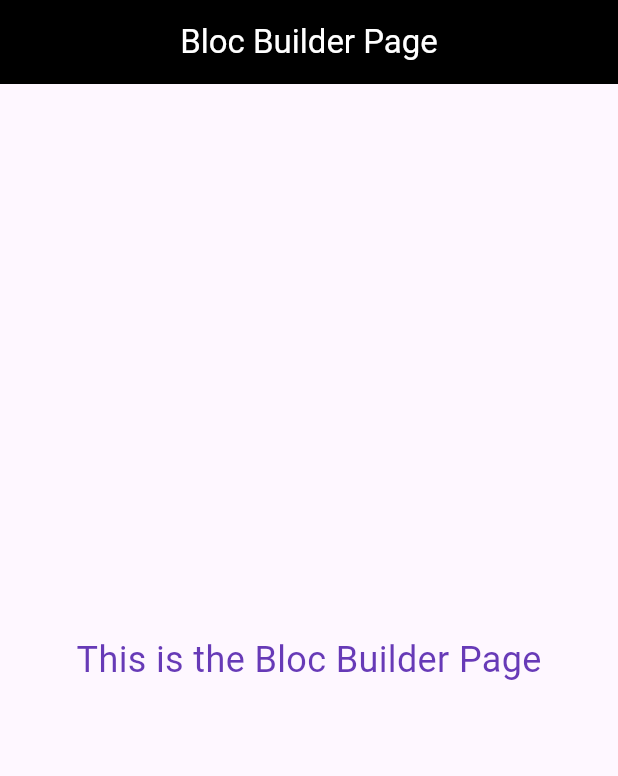
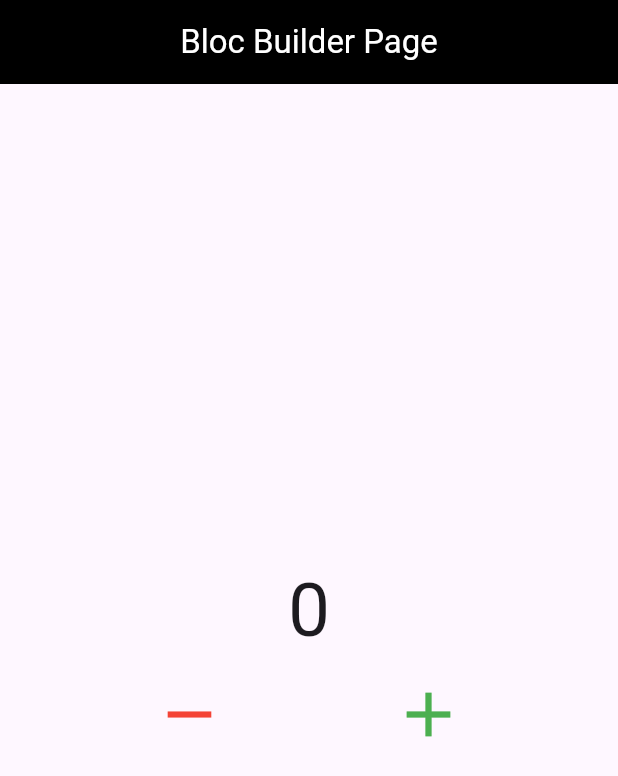
Before and after one commit to farhamapple/flutter_bloc_app, a Flutter app: the screen it shows after launch, on a phone screen of 412 x 824 dp. Shown: the top 776 px of the screen. Run offline on Flutter 3.47's test engine with Material 3 defaults, Android fonts, the phone set to English and light mode, and no system bars; our stand-ins replace bloc, flutter_bloc.

Commit message:
Bloc Builder Done

```diff
--- a/lib/bloc_builder_page.dart
+++ b/lib/bloc_builder_page.dart
@@ -1,7 +1,11 @@
 import 'package:flutter/material.dart';
+import 'package:flutter_bloc/flutter_bloc.dart';
+import 'package:flutter_bloc_app/bloc/conter.dart';
 
 class BlocBuilderPage extends StatelessWidget {
-  const BlocBuilderPage({super.key});
+  BlocBuilderPage({super.key});
+
+  CounterCubit _counterCubit = CounterCubit();
 
   @override
   Widget build(BuildContext context) {
@@ -14,11 +18,50 @@ class BlocBuilderPage extends StatelessWidget {
         centerTitle: true,
         backgroundColor: Colors.black,
       ),
-      body: Center(
-        child: Text(
-          'This is the Bloc Builder Page',
-          style: TextStyle(fontSize: 24, color: Colors.deepPurple),
-        ),
+      body: Column(
+        mainAxisAlignment: MainAxisAlignment.center,
+        children: [
+          // StreamBuilder(
+          //   stream: _counterCubit.stream,
+          //   builder: (context, asyncSnapshot) {
+          //     return Text(
+          //       '${asyncSnapshot.data ?? 0}',
+          //       style: TextStyle(fontSize: 50),
+          //     );
+          //   },
+          // ),
+          BlocBuilder<CounterCubit, int>(
+            bloc: _counterCubit,
+            buildWhen: (previous, current) {
+              if (current % 2 == 0) {
+                print('Counter is a multiple of 5: $current');
+                return true;
+              } else {
+                print('Counter is not a multiple of 5: $current');
+                return false;
+              }
+            },
+            builder: (context, state) =>
+                Text('$state', style: TextStyle(fontSize: 50)),
+          ),
+          Row(
+            mainAxisAlignment: MainAxisAlignment.spaceEvenly,
+            children: [
+              IconButton(
+                onPressed: () {
+                  _counterCubit.decrement();
+                },
+                icon: const Icon(Icons.remove, size: 50, color: Colors.red),
+              ),
+              IconButton(
+                onPressed: () {
+                  _counterCubit.increment();
+                },
+                icon: const Icon(Icons.add, size: 50, color: Colors.green),
+              ),
+            ],
+          ),
+        ],
       ),
     );
   }
--- a/pubspec.yaml
+++ b/pubspec.yaml
@@ -35,6 +35,7 @@ dependencies:
   # Use with the CupertinoIcons class for iOS style icons.
   cupertino_icons: ^1.0.8
   bloc: ^9.0.0
+  flutter_bloc: ^9.1.1
 
 dev_dependencies:
   flutter_test:
```
Also changed, not shown: lib/bloc/conter.dart (added, +21 -0 lines), pubspec.lock.
